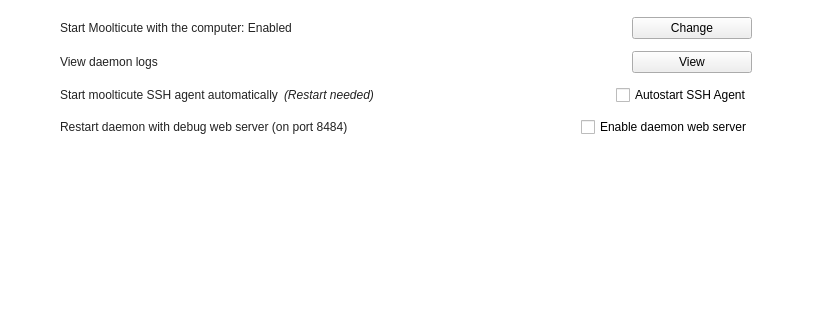
First picture: the form in src/MainWindow.ui, repository mooltipass/moolticute, before the edit; both pictures show x 0 to 822 and y 100 to 420 of the 822 by 553 pixel window.
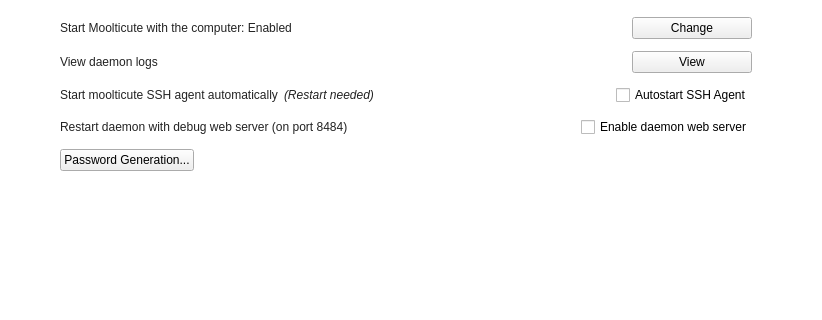
Second picture: the form after the edit. The open tabs and pages were chosen to show the change. Icons and pictures are not drawn. Custom widgets are drawn as their Qt base class.

Commit message: Add dialog for adding/deleting password generation profiles

Diff of the .ui file:
```diff
--- a/src/MainWindow.ui
+++ b/src/MainWindow.ui
@@ -2234,6 +2234,30 @@
             </item>
            </layout>
           </item>
+          <item>
+           <layout class="QHBoxLayout" name="horizontalLayout_30">
+            <item>
+             <widget class="QPushButton" name="btnPassGenerationProfiles">
+              <property name="text">
+               <string>Password Generation...</string>
+              </property>
+             </widget>
+            </item>
+            <item>
+             <spacer name="horizontalSpacer_14">
+              <property name="orientation">
+               <enum>Qt::Horizontal</enum>
+              </property>
+              <property name="sizeHint" stdset="0">
+               <size>
+                <width>40</width>
+                <height>20</height>
+               </size>
+              </property>
+             </spacer>
+            </item>
+           </layout>
+          </item>
           <item>
            <spacer name="verticalSpacer_12">
             <property name="orientation">
```
The commit also changes 10 other files.
